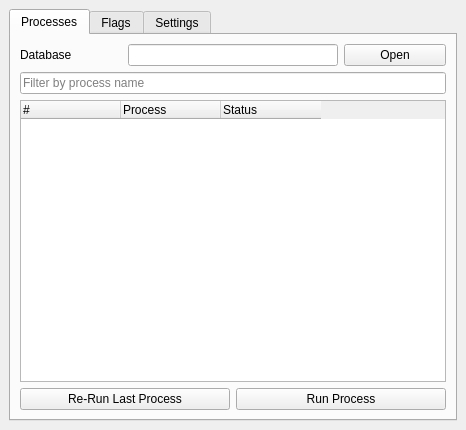
dsgoficial/DsgTools, file ValidationTools/validation_toolbox.ui: the form before one commit.
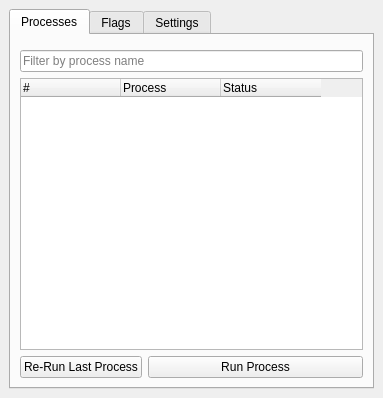
The form after the commit. Icons and pictures are not drawn. Custom widgets are drawn as their Qt base class.

What changed in the file:
```diff
--- a/ValidationTools/validation_toolbox.ui
+++ b/ValidationTools/validation_toolbox.ui
@@ -6,8 +6,8 @@
    <rect>
     <x>0</x>
     <y>0</y>
-    <width>466</width>
-    <height>430</height>
+    <width>383</width>
+    <height>398</height>
    </rect>
   </property>
   <property name="windowTitle">
@@ -28,38 +28,10 @@
         <string>Processes</string>
        </attribute>
        <layout class="QGridLayout" name="gridLayout_2">
-        <item row="0" column="0">
-         <widget class="QLabel" name="label">
-          <property name="text">
-           <string>Database</string>
-          </property>
-         </widget>
+        <item row="0" column="0" colspan="2">
+         <widget class="ConnectionComboBox" name="connectionSelectorComboBox" native="true"/>
         </item>
-        <item row="0" column="1" colspan="2">
-         <widget class="QLineEdit" name="databaseLineEdit"/>
-        </item>
-        <item row="0" column="3">
-         <widget class="QPushButton" name="openDbPushButton">
-          <property name="text">
-           <string>Open</string>
-          </property>
-         </widget>
-        </item>
-        <item row="3" column="0" colspan="2">
-         <widget class="QPushButton" name="reRunButton">
-          <property name="toolTip">
-           <string>Re-Run Last Process</string>
-          </property>
-          <property name="text">
-           <string>Re-Run Last Process</string>
-          </property>
-          <property name="icon">
-           <iconset resource="../resources.qrc">
-            <normaloff>:/plugins/DsgTools/icons/re-run.png</normaloff>:/plugins/DsgTools/icons/re-run.png</iconset>
-          </property>
-         </widget>
-        </item>
-        <item row="2" column="0" colspan="4">
+        <item row="2" column="0" colspan="2">
          <widget class="QTreeWidget" name="processTreeWidget">
           <property name="minimumSize">
            <size>
@@ -90,14 +62,21 @@
           </column>
          </widget>
         </item>
-        <item row="1" column="0" colspan="4">
-         <widget class="QLineEdit" name="filterLineEdit">
-          <property name="placeholderText">
-           <string>Filter by process name</string>
+        <item row="3" column="0">
+         <widget class="QPushButton" name="reRunButton">
+          <property name="toolTip">
+           <string>Re-Run Last Process</string>
+          </property>
+          <property name="text">
+           <string>Re-Run Last Process</string>
+          </property>
+          <property name="icon">
+           <iconset resource="../resources.qrc">
+            <normaloff>:/plugins/DsgTools/icons/re-run.png</normaloff>:/plugins/DsgTools/icons/re-run.png</iconset>
           </property>
          </widget>
         </item>
-        <item row="3" column="2" colspan="2">
+        <item row="3" column="1">
          <widget class="QPushButton" name="runButton">
           <property name="sizePolicy">
            <sizepolicy hsizetype="MinimumExpanding" vsizetype="Fixed">
@@ -117,6 +96,13 @@
           </property>
          </widget>
         </item>
+        <item row="1" column="0" colspan="2">
+         <widget class="QLineEdit" name="filterLineEdit">
+          <property name="placeholderText">
+           <string>Filter by process name</string>
+          </property>
+         </widget>
+        </item>
        </layout>
       </widget>
       <widget class="QWidget" name="tab_2">
@@ -304,6 +290,12 @@
    <header>DsgTools.CustomWidgets.attributeRulesCompactPropertyManagerWidget.h</header>
    <container>1</container>
   </customwidget>
+  <customwidget>
+   <class>ConnectionComboBox</class>
+   <extends>QWidget</extends>
+   <header>DsgTools.CustomWidgets.AdvancedConnectionWidgets.connectionComboBox.h</header>
+   <container>1</container>
+  </customwidget>
  </customwidgets>
  <resources>
   <include location="../resources.qrc"/>
```
Left out of the diff: 80 changed lines with no effect on the pictures.
